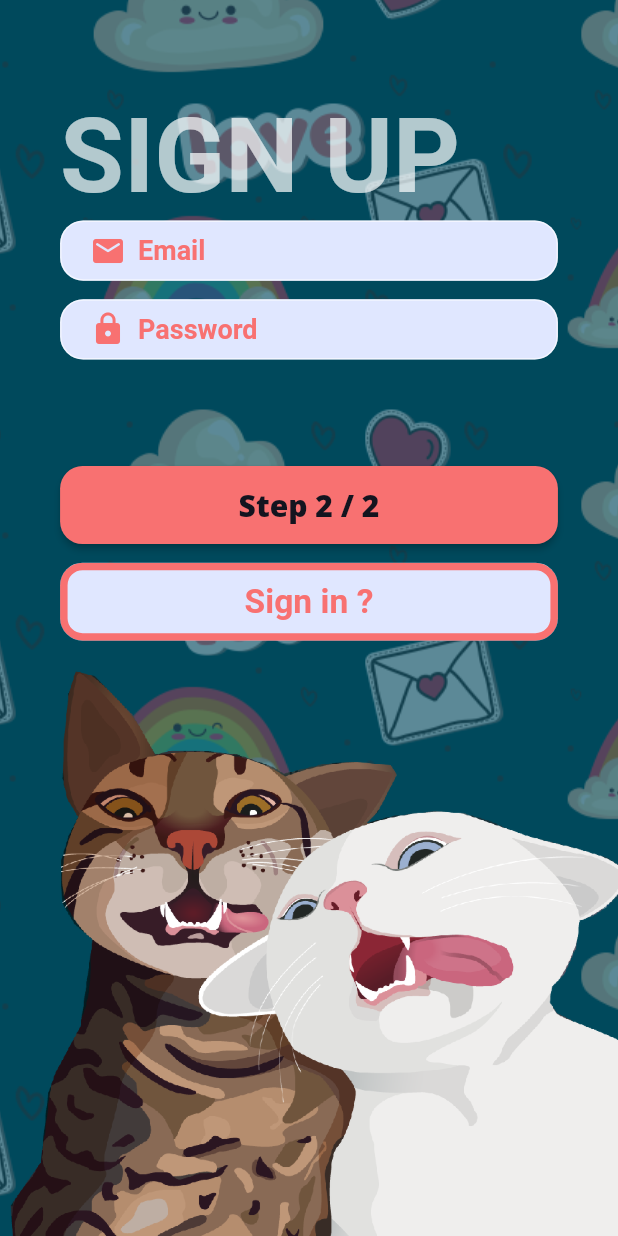
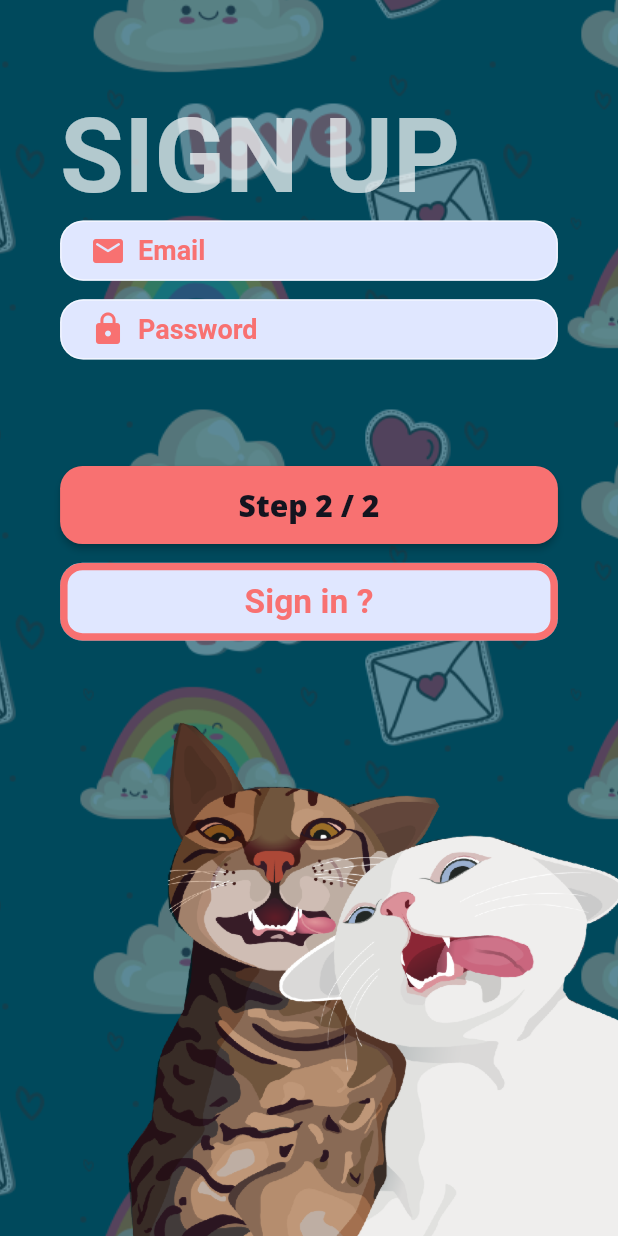
Before and after one commit to lulzshadowwalker/booba-2.0, a Flutter app: the screen it shows after launch, after a tap on "Sign up ?", on a phone screen of 412 x 824 dp. Run offline on Flutter 3.47's test engine with Material 2 defaults, Android fonts, the phone set to English and light mode, and no system bars; our stand-ins replace cloud_firestore, firebase_auth, firebase_core, firebase_storage, flashy_tab_bar2, flutter_screenutil and 4 more; accounts and stored records are empty.

Commit message:
I really don't remember :D

```diff
--- a/lib/booba.dart
+++ b/lib/booba.dart
@@ -13,6 +13,7 @@ class Booba extends StatelessWidget {
         theme: LulzTheme.dark(),
         home: MSignIn(),
         defaultTransition: Transition.circularReveal,
+        transitionDuration: const Duration(milliseconds: 1000),
       ),
     );
   }
--- a/lib/main.dart
+++ b/lib/main.dart
@@ -1,8 +1,9 @@
-import './helpers/lulz_imports.dart';
 import 'package:firebase_core/firebase_core.dart';
 import 'package:flutter/material.dart';
 import 'package:get/get.dart';
+
 import './LOCAL.dart';
+import './helpers/lulz_imports.dart';
 
 void main() async {
   WidgetsFlutterBinding.ensureInitialized();
@@ -13,4 +14,5 @@ void main() async {
       : await Firebase.initializeApp();
 
   runApp(const Booba());
+
 }
--- a/lib/services/database/database_controller.dart
+++ b/lib/services/database/database_controller.dart
@@ -40,7 +40,7 @@ class DatabaseController {
         _username: username,
         _status: status,
         _profilePicture:
-            profilePictureDownloadUrl // TODO Link to StorageController and get the download link and handle check for null
+            profilePictureDownloadUrl
       });
     } catch (e) {
       dev.log(
--- a/lib/services/theme/lulz_colors.dart
+++ b/lib/services/theme/lulz_colors.dart
@@ -24,10 +24,6 @@ class LulzColors {
   static Color green = colorFromHex('#80FA46');
   static Color greenTransparent = green.withOpacity(0.1);
   static Color whiteTransparent = colorFromHex('#EBEAF0').withOpacity(0.35);
-  LinearGradient gradient1 =
-
-      /// TODO add an intermediate smoothing color
-      LinearGradient(colors: <Color>[accent2, accent3]);
 
   static Color blue = colorFromHex('#00495C');
 }
--- a/lib/services/theme/lulz_theme.dart
+++ b/lib/services/theme/lulz_theme.dart
@@ -24,7 +24,6 @@ class LulzTheme {
       /// * ElevatedButton
       elevatedButtonTheme: ElevatedButtonThemeData(
         style: ElevatedButton.styleFrom(
-
           primary: LulzColors.accent3,
           textStyle: LulzTextStyle.button?.copyWith(fontSize: LulzTextStyle._l),
           minimumSize: const Size(double.infinity, 52),
@@ -60,7 +59,7 @@ class LulzTheme {
       textTheme: ThemeData.dark().textTheme.apply(
             fontFamily: _fontFamily,
 
-            /// TODO maybe change them both to [whiteText]
+            /// maybe change them both to [whiteText]
             displayColor: LulzColors.whiteText,
             bodyColor: LulzColors.textAlt,
           ),
--- a/lib/views/auth/desktop/signin/components/d_signin_form.dart
+++ b/lib/views/auth/desktop/signin/components/d_signin_form.dart
@@ -1,10 +1,10 @@
 import 'package:booba2/helpers/lulz_imports.dart';
 import 'package:booba2/services/auth/auth_controller.dart';
-import '../../../../shared/lulz_shared.dart';
 import 'package:flutter/material.dart';
 import 'package:flutter_screenutil/flutter_screenutil.dart';
 import 'package:get/get.dart';
-import '../../signup/d_signup.dart';
+
+import '../../../../shared/lulz_shared.dart';
 
 class DSignInForm extends StatelessWidget {
   DSignInForm({Key? key}) : super(key: key);
--- a/lib/views/auth/desktop/signup/components/d_signup_form_step2.dart
+++ b/lib/views/auth/desktop/signup/components/d_signup_form_step2.dart
@@ -86,7 +86,9 @@ class _UserInfo extends StatefulWidget {
 
   static const double _profilePicSize = 128.0;
 
+  // ignore: unused_field
   final String _email;
+  // ignore: unused_field
   final String _password;
 
   @override
--- a/lib/views/auth/mobile/signin/components/m_signin_form.dart
+++ b/lib/views/auth/mobile/signin/components/m_signin_form.dart
@@ -2,7 +2,6 @@ import 'package:booba2/helpers/lulz_imports.dart';
 import 'package:booba2/services/auth/auth_controller.dart';
 import 'package:booba2/views/auth/mobile/signup/m_signup.dart';
 import 'package:get/get.dart';
-import 'package:get/get_utils/src/get_utils/get_utils.dart';
 import '../../../../shared/lulz_shared.dart';
 import 'package:flutter/material.dart';
 import 'package:flutter_screenutil/flutter_screenutil.dart';
@@ -37,6 +36,8 @@ class _MSignInFormState extends State<MSignInForm> {
   Widget build(BuildContext context) {
     return Container(
       margin: EdgeInsets.symmetric(horizontal: 35.w),
+      child: Form(
+        key: _formKey,
         child: Column(crossAxisAlignment: CrossAxisAlignment.start, children: [
           /// Header text
           LulzText(
@@ -88,6 +89,7 @@ class _MSignInFormState extends State<MSignInForm> {
               textWidth: 75.w,
               onPressed: () => Get.to(() => const MSignUp()))
         ]),
+      ),
     );
   }
 
--- a/lib/views/auth/mobile/signin/m_signin.dart
+++ b/lib/views/auth/mobile/signin/m_signin.dart
@@ -9,6 +9,8 @@ class MSignIn extends StatelessWidget {
   MSignIn({Key? key}) : super(key: key);
 
   /// TODO use Get put lazy instead ?
+  /// ! do NOT remove this line
+  // ignore: unused_field
   final AuthController _authController = Get.put(AuthController());
 
   @override
@@ -34,7 +36,7 @@ class MSignIn extends StatelessWidget {
                     LulzImages.catDraw,
                     // width: 340.w,
                     // height: 405.17.h,
-                    fit: BoxFit.cover,
+                    fit: BoxFit.fitHeight,
                     alignment: Alignment.centerRight,
                   ),
                 ),
--- a/lib/views/auth/mobile/signup/components/m_signup_form_step1.dart
+++ b/lib/views/auth/mobile/signup/components/m_signup_form_step1.dart
@@ -1,11 +1,10 @@
 import 'package:booba2/helpers/lulz_imports.dart';
-import 'package:booba2/views/auth/desktop/signup/components/d_signup_form_step2.dart';
 import 'package:booba2/views/auth/mobile/signin/m_signin.dart';
 import 'package:booba2/views/auth/mobile/signup/components/m_signup_form_step2.dart';
 import 'package:flutter/material.dart';
 import 'package:flutter_screenutil/flutter_screenutil.dart';
 import 'package:get/get.dart';
-import 'package:get/get_utils/src/get_utils/get_utils.dart';
+
 
 import '../../../../shared/lulz_shared.dart';
 
--- a/lib/views/auth/mobile/signup/components/m_signup_form_step2.dart
+++ b/lib/views/auth/mobile/signup/components/m_signup_form_step2.dart
@@ -1,4 +1,4 @@
-/// ! when implementing web, refactor this as it's pretty similar to [MSignUpFormStep2]
+/// ! when implementing web, refactor this as it's pretty similar to [DSignUpFormStep2]
 import 'dart:typed_data';
 
 import 'package:booba2/helpers/lulz_imports.dart';
@@ -138,7 +138,6 @@ class _UserInfoState extends State<_UserInfo> {
 
         /// Username
         LulzFormField(
-          /// TODO add inner shadow
           controller: _usernameController,
           hintText: 'Username',
           prefixIcon: const Icon(Icons.person),
--- a/lib/views/auth/mobile/signup/m_signup.dart
+++ b/lib/views/auth/mobile/signup/m_signup.dart
@@ -1,10 +1,7 @@
 import 'package:booba2/helpers/lulz_imports.dart';
-import 'package:booba2/services/auth/auth_controller.dart';
-import 'package:booba2/views/auth/mobile/signin/components/m_signin_form.dart';
 import 'package:booba2/views/auth/mobile/signup/components/m_signup_form_step1.dart';
 import 'package:flutter/material.dart';
 import 'package:flutter_screenutil/flutter_screenutil.dart';
-import 'package:get/get.dart';
 
 class MSignUp extends StatelessWidget {
   const MSignUp({Key? key}) : super(key: key);
@@ -32,13 +29,16 @@ class MSignUp extends StatelessWidget {
 
               /// Kitties section
               Expanded(
+                /// [SizedBox] for the width as it expands the vertical direction
                 child: SizedBox(
                   width: 1.sw,
-                  child: Image.asset(LulzImages.catDraw,
-                      // width: 340.w,
-                      // height: 405.17.h,
-                      fit: BoxFit.cover,
-                      alignment: Alignment.centerRight),
+                  child: Image.asset(
+                    LulzImages.catDraw,
+                    // width: 340.w,
+                    // height: 405.17.h,
+                    fit: BoxFit.fitHeight,
+                    alignment: Alignment.centerRight,
+                  ),
                 ),
               ),
             ],
--- a/pubspec.yaml
+++ b/pubspec.yaml
@@ -32,6 +32,11 @@ dependencies:
   animated_text_kit: ^4.2.1
   firebase_storage: ^10.2.9
 
+  # bottom navigation bar
+  flashy_tab_bar2: ^0.0.4
+
+  # icons
+  line_icons: ^2.0.1
 
 
 dev_dependencies:
```
Also changed, not shown: lib/helpers/lulz_imports.dart (+18 -23 lines), lib/services/auth/auth_controller.dart (+8 -7 lines), lib/views/home/mobile/m_home.dart (+38 -7 lines), pubspec.lock, 1 other file. Lines whose indentation alone changed are shown as unchanged.
